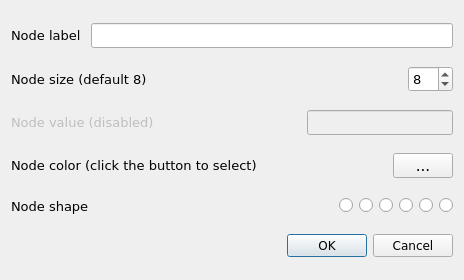
This is src/forms/dialognodeedit.ui in socnetv/app as Qt 5 draws it before an edit. The edited form follows.
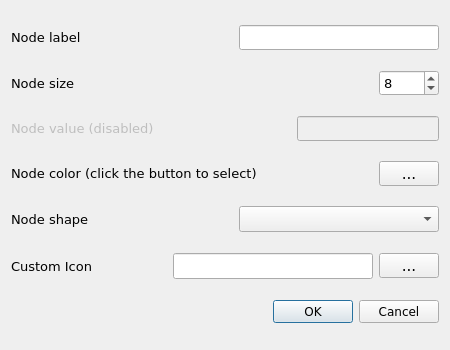
This is the edited form. Icons and pictures are not drawn.

Commit message: #26 - Changed Settings and Node Properties node shape radios to combobox, which allows many more node shape choices in a user friendly way. Polishing is needed. Also, need to fix saving and loading to GraphML network files

Diff of the .ui file:
```diff
--- a/src/forms/dialognodeedit.ui
+++ b/src/forms/dialognodeedit.ui
@@ -6,20 +6,20 @@
    <rect>
     <x>0</x>
     <y>0</y>
-    <width>464</width>
-    <height>280</height>
+    <width>450</width>
+    <height>350</height>
    </rect>
   </property>
   <property name="minimumSize">
    <size>
     <width>450</width>
-    <height>280</height>
+    <height>350</height>
    </size>
   </property>
   <property name="maximumSize">
    <size>
-    <width>500</width>
-    <height>300</height>
+    <width>600</width>
+    <height>450</height>
    </size>
   </property>
   <property name="font">
@@ -38,7 +38,6 @@
       <widget class="QLabel" name="label">
        <property name="font">
         <font>
-         <family>Sans Serif</family>
          <pointsize>10</pointsize>
         </font>
        </property>
@@ -47,8 +46,27 @@
        </property>
       </widget>
      </item>
+     <item>
+      <spacer name="horizontalSpacer_5">
+       <property name="orientation">
+        <enum>Qt::Horizontal</enum>
+       </property>
+       <property name="sizeHint" stdset="0">
+        <size>
+         <width>20</width>
+         <height>20</height>
+        </size>
+       </property>
+      </spacer>
+     </item>
      <item>
       <widget class="QLineEdit" name="labelEdit">
+       <property name="minimumSize">
+        <size>
+         <width>200</width>
+         <height>0</height>
+        </size>
+       </property>
        <property name="font">
         <font>
          <family>Sans Serif</family>
@@ -65,12 +83,11 @@
       <widget class="QLabel" name="label_2">
        <property name="font">
         <font>
-         <family>Sans Serif</family>
          <pointsize>10</pointsize>
         </font>
        </property>
        <property name="text">
-        <string>Node size (default 8)</string>
+        <string>Node size</string>
        </property>
       </widget>
      </item>
@@ -95,6 +112,12 @@
      </item>
      <item>
       <widget class="QSpinBox" name="sizeSpin">
+       <property name="minimumSize">
+        <size>
+         <width>60</width>
+         <height>0</height>
+        </size>
+       </property>
        <property name="font">
         <font>
          <family>Sans Serif</family>
@@ -117,7 +140,6 @@
        </property>
        <property name="font">
         <font>
-         <family>Sans Serif</family>
          <pointsize>10</pointsize>
         </font>
        </property>
@@ -166,7 +188,6 @@
       <widget class="QLabel" name="label_4">
        <property name="font">
         <font>
-         <family>Sans Serif</family>
          <pointsize>10</pointsize>
         </font>
        </property>
@@ -227,7 +248,6 @@
       <widget class="QLabel" name="label_5">
        <property name="font">
         <font>
-         <family>Sans Serif</family>
          <pointsize>10</pointsize>
         </font>
        </property>
@@ -247,6 +267,9 @@
        <property name="orientation">
         <enum>Qt::Horizontal</enum>
        </property>
+       <property name="sizeType">
+        <enum>QSizePolicy::MinimumExpanding</enum>
+       </property>
        <property name="sizeHint" stdset="0">
         <size>
          <width>40</width>
@@ -256,113 +279,100 @@
       </spacer>
      </item>
      <item>
-      <widget class="QRadioButton" name="boxRadio">
-       <property name="font">
-        <font>
-         <family>DejaVu Sans</family>
-         <pointsize>11</pointsize>
-        </font>
+      <widget class="QComboBox" name="nodeShapeComboBox">
+       <property name="minimumSize">
+        <size>
+         <width>200</width>
+         <height>0</height>
+        </size>
        </property>
-       <property name="text">
-        <string/>
-       </property>
-       <property name="icon">
-        <iconset resource="../src.qrc">
-         <normaloff>:/images/box.png</normaloff>:/images/box.png</iconset>
-       </property>
-      </widget>
-     </item>
-     <item>
-      <widget class="QRadioButton" name="circleRadio">
-       <property name="font">
-        <font>
-         <family>DejaVu Sans</family>
-         <pointsize>11</pointsize>
-        </font>
-       </property>
-       <property name="text">
-        <string/>
-       </property>
-       <property name="icon">
-        <iconset resource="../src.qrc">
-         <normaloff>:/images/circle.png</normaloff>:/images/circle.png</iconset>
-       </property>
-      </widget>
-     </item>
-     <item>
-      <widget class="QRadioButton" name="diamondRadio">
-       <property name="font">
-        <font>
-         <family>DejaVu Sans</family>
-         <pointsize>11</pointsize>
-        </font>
-       </property>
-       <property name="text">
-        <string/>
-       </property>
-       <property name="icon">
-        <iconset resource="../src.qrc">
-         <normaloff>:/images/diamond.png</normaloff>:/images/diamond.png</iconset>
-       </property>
-      </widget>
-     </item>
-     <item>
-      <widget class="QRadioButton" name="ellipseRadio">
-       <property name="font">
-        <font>
-         <family>DejaVu Sans</family>
-         <pointsize>11</pointsize>
-        </font>
-       </property>
-       <property name="text">
-        <string/>
-       </property>
-       <property name="icon">
-        <iconset resource="../src.qrc">
-         <normaloff>:/images/ellipse.png</normaloff>:/images/ellipse.png</iconset>
-       </property>
-      </widget>
-     </item>
-     <item>
-      <widget class="QRadioButton" name="triangleRadio">
-       <property name="font">
-        <font>
-         <family>DejaVu Sans</family>
-         <pointsize>11</pointsize>
-        </font>
-       </property>
-       <property name="text">
-        <string/>
-       </property>
-       <property name="icon">
-        <iconset resource="../src.qrc">
-         <normaloff>:/images/triangle.png</normaloff>:/images/triangle.png</iconset>
-       </property>
-      </widget>
-     </item>
-     <item>
-      <widget class="QRadioButton" name="starRadio">
-       <property name="font">
-        <font>
-         <family>DejaVu Sans</family>
-         <pointsize>11</pointsize>
-        </font>
+       <property name="maximumSize">
+        <size>
+         <width>300</width>
+         <height>16777215</height>
+        </size>
        </property>
        <property name="toolTip">
-        <string>&lt;html&gt;&lt;head/&gt;&lt;body&gt;&lt;p&gt;&lt;span style=&quot; font-weight:600;&quot;&gt;Node shape: Triangle&lt;/span&gt;&lt;/p&gt;&lt;p&gt;Change all node shapes to &amp;quot;triangle&amp;quot;.&lt;/p&gt;&lt;p&gt;This will apply to all existing nodes immediately.&lt;/p&gt;&lt;p&gt;Once you press OK, the &amp;quot;triangle&amp;quot; shape will be saved and it will be used in all future SocNetV sessions to create new nodes (except when loading network files which declare specific shapes for nodes).&lt;/p&gt;&lt;/body&gt;&lt;/html&gt;</string>
-       </property>
-       <property name="text">
-        <string/>
-       </property>
-       <property name="icon">
-        <iconset resource="../src.qrc">
-         <normaloff>:/images/star.png</normaloff>:/images/star.png</iconset>
+        <string>&lt;html&gt;&lt;head/&gt;&lt;body&gt;&lt;p&gt;Select a node shape. &lt;/p&gt;&lt;p&gt;If you select &amp;quot;Icon&amp;quot; then you must click on the custom icon button (below) to select the desired icon file from your filesystem. &lt;/p&gt;&lt;/body&gt;&lt;/html&gt;</string>
        </property>
       </widget>
      </item>
     </layout>
    </item>
    <item row="5" column="0">
+    <layout class="QHBoxLayout" name="horizontalLayout_25">
+     <item>
+      <widget class="QLabel" name="label_24">
+       <property name="font">
+        <font>
+         <pointsize>10</pointsize>
+        </font>
+       </property>
+       <property name="toolTip">
+        <string>&lt;html&gt;&lt;head/&gt;&lt;body&gt;&lt;p&gt;&lt;span style=&quot; font-weight:600;&quot;&gt;Background image&lt;/span&gt;&lt;/p&gt;&lt;p&gt;Click the button on the right to select a new background image.&lt;/p&gt;&lt;p&gt;If the file does not exist, the default background color will be used.&lt;/p&gt;&lt;p&gt;This is a permanent setting. Once you press OK, it will be saved and will be the default of the application every time you run SocNetV - until you change it again.&lt;/p&gt;&lt;p&gt;&lt;br/&gt;&lt;/p&gt;&lt;/body&gt;&lt;/html&gt;</string>
+       </property>
+       <property name="text">
+        <string>Custom Icon</string>
+       </property>
+      </widget>
+     </item>
+     <item>
+      <spacer name="horizontalSpacer_24">
+       <property name="orientation">
+        <enum>Qt::Horizontal</enum>
+       </property>
+       <property name="sizeHint" stdset="0">
+        <size>
+         <width>30</width>
+         <height>28</height>
+        </size>
+       </property>
+      </spacer>
+     </item>
+     <item>
+      <widget class="QLineEdit" name="nodeIconSelectEdit">
+       <property name="minimumSize">
+        <size>
+         <width>200</width>
+         <height>0</height>
+        </size>
+       </property>
+       <property name="toolTip">
+        <string>&lt;html&gt;&lt;head/&gt;&lt;body&gt;&lt;p&gt;&lt;span style=&quot; font-weight:600;&quot;&gt;Background image&lt;/span&gt;&lt;/p&gt;&lt;p&gt;This is the path of the default background image. &lt;/p&gt;&lt;p&gt;Click the button on the right to select a new background image.&lt;/p&gt;&lt;p&gt;If the file does not exist, the default background color will be used.&lt;/p&gt;&lt;p&gt;This is a permanent setting. Once you press OK, it will be saved and will be the default of the application every time you run SocNetV - until you change it again.&lt;/p&gt;&lt;p&gt;&lt;br/&gt;&lt;/p&gt;&lt;/body&gt;&lt;/html&gt;</string>
+       </property>
+       <property name="whatsThis">
+        <string>&lt;html&gt;&lt;head/&gt;&lt;body&gt;&lt;p&gt;&lt;span style=&quot; font-weight:600;&quot;&gt;Background image&lt;/span&gt;&lt;/p&gt;&lt;p&gt;This is the path of the default background image. &lt;/p&gt;&lt;p&gt;Click the button on the right to select a new background image.&lt;/p&gt;&lt;p&gt;This is a permanent setting, it will be the default of the application every time you run SocNetV. If the file does not exist, the default background color will be used.&lt;/p&gt;&lt;/body&gt;&lt;/html&gt;</string>
+       </property>
+      </widget>
+     </item>
+     <item>
+      <widget class="QToolButton" name="nodeIconSelectButton">
+       <property name="sizePolicy">
+        <sizepolicy hsizetype="Fixed" vsizetype="Fixed">
+         <horstretch>0</horstretch>
+         <verstretch>0</verstretch>
+        </sizepolicy>
+       </property>
+       <property name="minimumSize">
+        <size>
+         <width>60</width>
+         <height>0</height>
+        </size>
+       </property>
+       <property name="toolTip">
+        <string>&lt;html&gt;&lt;head/&gt;&lt;body&gt;&lt;p&gt;&lt;span style=&quot; font-weight:600;&quot;&gt;Background image&lt;/span&gt;&lt;/p&gt;&lt;p&gt;Click this button to select a new background image.&lt;/p&gt;&lt;p&gt;If the file does not exist, the default background color will be used.&lt;/p&gt;&lt;p&gt;This is a permanent setting. Once you press OK, it will be saved and will be the default of the application every time you run SocNetV - until you change it again.&lt;/p&gt;&lt;p&gt;&lt;br/&gt;&lt;/p&gt;&lt;/body&gt;&lt;/html&gt;</string>
+       </property>
+       <property name="whatsThis">
+        <string>&lt;html&gt;&lt;head/&gt;&lt;body&gt;&lt;p&gt;&lt;span style=&quot; font-weight:600;&quot;&gt;Background image&lt;/span&gt;&lt;/p&gt;&lt;p&gt;Click this button to select a new background image.&lt;/p&gt;&lt;p&gt;This is a permanent setting, it will be the default of the application every time you run SocNetV. If the file does not exist, the default background color will be used.&lt;/p&gt;&lt;/body&gt;&lt;/html&gt;</string>
+       </property>
+       <property name="text">
+        <string>...</string>
+       </property>
+      </widget>
+     </item>
+    </layout>
+   </item>
+   <item row="6" column="0">
     <widget class="QDialogButtonBox" name="buttonBox">
      <property name="font">
       <font>
```
Left out of the diff: 10 changed lines with no effect on the pictures. The commit also changes 12 other files.
